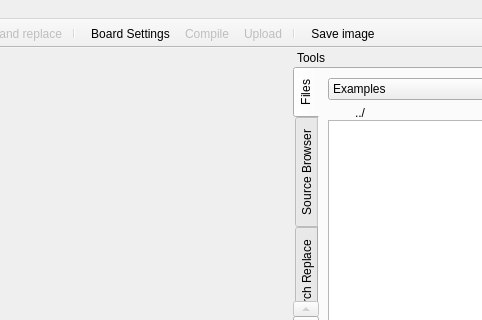
Above: qtgui/frames/main.ui from PinguinoIDE/pinguino-ide before the change; both pictures show x 487 to 969 and y 0 to 320 of the 1088 by 699 pixel window. Below: the same form after it.
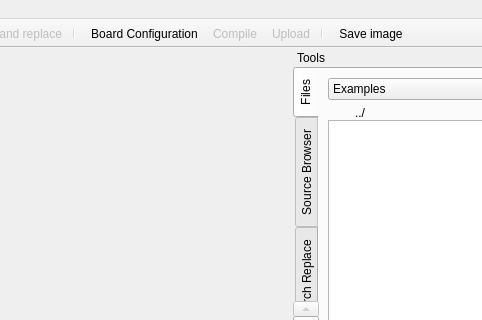
That is the form after the change. Icons and pictures are not drawn.

Patch:
```diff
--- a/qtgui/frames/main.ui
+++ b/qtgui/frames/main.ui
@@ -1236,7 +1236,7 @@
      <normaloff>:/toolbar/toolbar/board.svg</normaloff>:/toolbar/toolbar/board.svg</iconset>
    </property>
    <property name="text">
-    <string>Board Settings</string>
+    <string>Board Configuration</string>
    </property>
    <property name="shortcut">
     <string>Ctrl+Shift+B</string>
```
